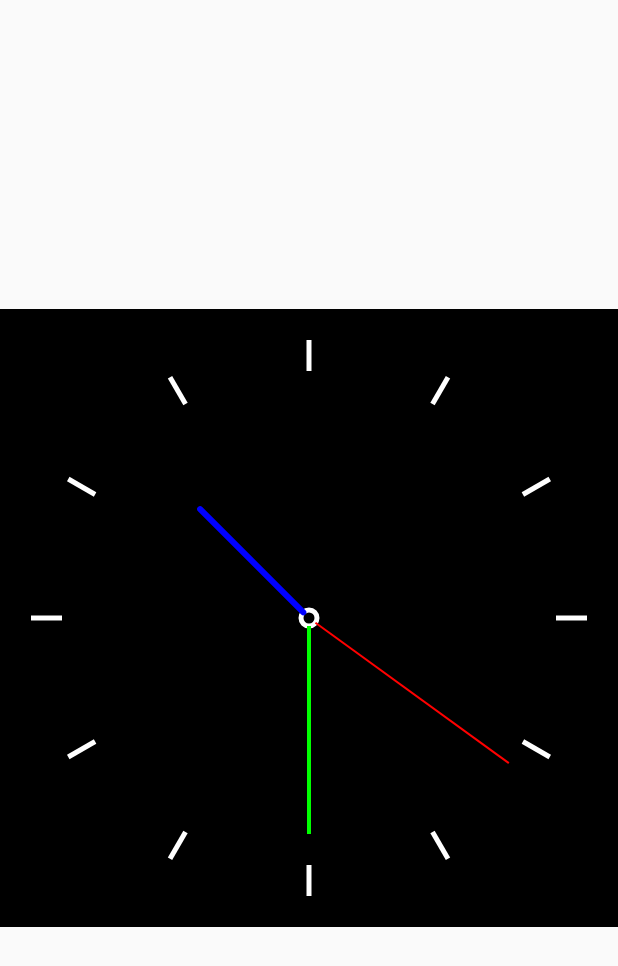
After one commit to CantonTower/CustomView, an Android app: the WatchFaceActivity screen opened directly, with no data from a screen before it, on a phone screen of 412 x 824 dp. The commit adds this screen. Shown: the top 966 px of the screen. Run offline under Robolectric (Android 15) with nearby library versions, the phone set to English and light mode, and no system bars.

Commit message:
自定义View2020/08/30完结

```diff
--- a/app/src/main/AndroidManifest.xml
+++ b/app/src/main/AndroidManifest.xml
@@ -29,6 +29,7 @@
             android:theme="@style/Theme.AppCompat.NoActionBar"/>
         <activity android:name=".flow.FlowActivity"/>
         <activity android:name=".slide.SlideMenuActivity"/>
+        <activity android:name=".watchface.WatchFaceActivity"/>
 
     </application>
 
--- a/app/src/main/java/com/longrise/androidcustomviewdemo/MainActivity.java
+++ b/app/src/main/java/com/longrise/androidcustomviewdemo/MainActivity.java
@@ -10,11 +10,13 @@ import androidx.appcompat.app.AppCompatActivity;
 import com.longrise.androidcustomviewdemo.inputnumber.InputNumberActivity;
 import com.longrise.androidcustomviewdemo.loginpage.LoginActivity;
 import com.longrise.androidcustomviewdemo.slide.SlideMenuActivity;
+import com.longrise.androidcustomviewdemo.watchface.WatchFaceActivity;
 
 public class MainActivity extends AppCompatActivity implements View.OnClickListener {
     private Button mbtnCounter;
     private Button mbtnLogin;
     private Button mbtnSlideMenu;
+    private Button mbtnWatchFace;
 
     @Override
     protected void onCreate(Bundle savedInstanceState) {
@@ -27,10 +29,12 @@ public class MainActivity extends AppCompatActivity implements View.OnClickListe
         mbtnCounter = findViewById(R.id.btn_counter);
         mbtnLogin = findViewById(R.id.btn_login);
         mbtnSlideMenu = findViewById(R.id.btn_slide_menu);
+        mbtnWatchFace = findViewById(R.id.btn_watch_face);
 
         mbtnCounter.setOnClickListener(this);
         mbtnLogin.setOnClickListener(this);
         mbtnSlideMenu.setOnClickListener(this);
+        mbtnWatchFace.setOnClickListener(this);
     }
 
     @Override
@@ -45,6 +49,9 @@ public class MainActivity extends AppCompatActivity implements View.OnClickListe
             case R.id.btn_slide_menu:
                 startActivity(new Intent(this, SlideMenuActivity.class));
                 break;
+            case R.id.btn_watch_face:
+                startActivity(new Intent(this, WatchFaceActivity.class));
+                break;
         }
     }
 }
--- /dev/null
+++ b/app/src/main/java/com/longrise/androidcustomviewdemo/watchface/WatchFaceActivity.java
@@ -0,0 +1,17 @@
+package com.longrise.androidcustomviewdemo.watchface;
+
+import android.app.Activity;
+import android.os.Bundle;
+
+import androidx.annotation.Nullable;
+
+import com.longrise.androidcustomviewdemo.R;
+
+public class WatchFaceActivity extends Activity {
+
+    @Override
+    protected void onCreate(@Nullable Bundle savedInstanceState) {
+        super.onCreate(savedInstanceState);
+        setContentView(R.layout.activity_watch_face);
+    }
+}
--- /dev/null
+++ b/app/src/main/java/com/longrise/androidcustomviewdemo/watchface/WatchFaceView.java
@@ -0,0 +1,269 @@
+package com.longrise.androidcustomviewdemo.watchface;
+
+import android.content.Context;
+import android.content.res.TypedArray;
+import android.graphics.Bitmap;
+import android.graphics.BitmapFactory;
+import android.graphics.Canvas;
+import android.graphics.Color;
+import android.graphics.Paint;
+import android.graphics.Rect;
+import android.util.AttributeSet;
+import android.util.Log;
+import android.view.View;
+
+import androidx.annotation.Nullable;
+
+import com.longrise.androidcustomviewdemo.R;
+import com.longrise.androidcustomviewdemo.utils.SizeUtils;
+
+import java.util.Calendar;
+import java.util.TimeZone;
+
+public class WatchFaceView extends View {
+    private int mSecondColor;
+    private int mMinuteColor;
+    private int mHourColor;
+    private int mScaleColor;
+    private int mWatchFaceBgId;
+    private Bitmap mBgImage = null;
+    private Calendar mCalendar;
+
+    private Paint mSecondPaint; // 秒针
+    private Paint mMinutePaint; // 分针
+    private Paint mHourPaint; // 时针
+    private Paint mScalePaint; // 刻度
+
+    private int mWidth;
+    private int mHeight;
+    private Rect mSrcRect;
+    private Rect mDesRect;
+    private boolean mIsUpdate = false;
+    private final int CENTER_RADIUS = SizeUtils.dp2px(5);
+
+    public WatchFaceView(Context context) {
+        this(context, null);
+    }
+
+    public WatchFaceView(Context context, @Nullable AttributeSet attrs) {
+        this(context, attrs, 0);
+    }
+
+    public WatchFaceView(Context context, @Nullable AttributeSet attrs, int defStyleAttr) {
+        super(context, attrs, defStyleAttr);
+        // 获取相关属性
+        initAttrs(context, attrs);
+        // 获取日历实例
+        mCalendar = Calendar.getInstance();
+        // 设置时区
+        mCalendar.setTimeZone(TimeZone.getDefault());
+        // 创建画笔
+        initPaint();
+    }
+
+    private void initAttrs(Context context, AttributeSet attrs) {
+        TypedArray a = context.obtainStyledAttributes(attrs, R.styleable.WatchFaceView);
+        mSecondColor = a.getColor(R.styleable.WatchFaceView_secondColor, getResources().getColor(R.color.secondDefaultColor));
+        mMinuteColor = a.getColor(R.styleable.WatchFaceView_minuteColor, getResources().getColor(R.color.minuteDefaultColor));
+        mHourColor = a.getColor(R.styleable.WatchFaceView_hourColor, getResources().getColor(R.color.hourDefaultColor));
+        mScaleColor = a.getColor(R.styleable.WatchFaceView_scaleColor, getResources().getColor(R.color.scaleDefaultColor));
+        mWatchFaceBgId = a.getResourceId(R.styleable.WatchFaceView_watchFaceBg, -1);
+        if (mWatchFaceBgId != -1) {
+            mBgImage = BitmapFactory.decodeResource(getResources(), mWatchFaceBgId);
+        }
+        a.recycle();
+    }
+
+    private void initPaint() {
+        // 秒针
+        mSecondPaint = new Paint();
+        mSecondPaint.setColor(mSecondColor); // 设置画笔颜色
+        mSecondPaint.setStyle(Paint.Style.STROKE); // 画直线
+        mSecondPaint.setStrokeWidth(2f); // 设置画笔宽度
+        mSecondPaint.setAntiAlias(true); // 设置抗锯齿
+        // 分针
+        mMinutePaint = new Paint();
+        mMinutePaint.setColor(mMinuteColor);
+        mMinutePaint.setStyle(Paint.Style.STROKE);
+        mMinutePaint.setStrokeWidth(4f);
+        mMinutePaint.setAntiAlias(true);
+        // 时针
+        mHourPaint = new Paint();
+        mHourPaint.setColor(mHourColor);
+        mHourPaint.setStyle(Paint.Style.STROKE);
+        mHourPaint.setStrokeWidth(6f);
+        mHourPaint.setStrokeCap(Paint.Cap.ROUND);
+        mHourPaint.setAntiAlias(true);
+        // 刻度
+        mScalePaint = new Paint();
+        mScalePaint.setColor(mScaleColor);
+        mScalePaint.setStyle(Paint.Style.STROKE);
+        mScalePaint.setStrokeWidth(5f);
+        mScalePaint.setAntiAlias(true);
+    }
+
+    @Override
+    protected void onMeasure(int widthMeasureSpec, int heightMeasureSpec) {
+        // 测量自己(没有子view,只能测量自己)
+        int widthMode = MeasureSpec.getMode(widthMeasureSpec);
+        int widthSize = MeasureSpec.getSize(widthMeasureSpec);
+        int heightMode = MeasureSpec.getMode(heightMeasureSpec);
+        int heightSize = MeasureSpec.getSize(heightMeasureSpec);
+        // 减去外边距
+        int widthTargetSize = widthSize - getPaddingLeft() - getPaddingRight();
+        int heightTargetSize = heightSize - getPaddingTop() - getPaddingBottom();
+        // 判断大小，取小的值
+        int targetSize = Math.min(widthTargetSize, heightTargetSize);
+        setMeasuredDimension(targetSize, targetSize);
+        // 初始化Rect
+        initRect();
+    }
+
+    private void initRect() {
+        mWidth = getMeasuredWidth();
+        mHeight = getMeasuredHeight();
+        if (mBgImage == null) {
+            return;
+        }
+        // 源坑-->从图片中截取，如果跟图片大小一样，那么就截取图片所有内容
+        mSrcRect = new Rect();
+        mSrcRect.top = 0;
+        mSrcRect.left = 0;
+        mSrcRect.right = mBgImage.getWidth();
+        mSrcRect.bottom = mBgImage.getHeight();
+        // 目标坑-->要填放源内容的地方
+        mDesRect = new Rect();
+        mDesRect.left = 0;
+        mDesRect.top = 0;
+        mDesRect.right = mWidth;
+        mDesRect.bottom = mHeight;
+    }
+
+    @Override
+    protected void onAttachedToWindow() {
+        super.onAttachedToWindow();
+        mIsUpdate = true;
+        post(new Runnable() {
+            @Override
+            public void run() {
+                if (mIsUpdate) {
+                    invalidate();
+                    postDelayed(this, 1000);
+                } else {
+                    removeCallbacks(this);
+                }
+            }
+        });
+    }
+
+    @Override
+    protected void onDetachedFromWindow() {
+        super.onDetachedFromWindow();
+        mIsUpdate = false;
+    }
+
+    @Override
+    protected void onDraw(Canvas canvas) {
+        long currentMillis = System.currentTimeMillis();
+        mCalendar.setTimeInMillis(currentMillis);
+
+        // 绘制背景
+        drawBackground(canvas);
+
+        // 半径
+        int radius = (int) (mWidth / 2f);
+        // 内环半径
+        int innerR = (int) (mWidth / 2 * 0.8f);
+        // 外环半径
+        int outerR = (int) (mWidth / 2 * 0.9f);
+
+        // 绘制刻度(方法一)
+//        drawScale01(canvas, radius, innerR, outerR);
+        // 绘制刻度(方法二)
+        drawScale02(canvas, radius, innerR, outerR);
+
+        int hourValue = mCalendar.get(Calendar.HOUR);
+        int minuteValue = mCalendar.get(Calendar.MINUTE);
+        int secondValue = mCalendar.get(Calendar.SECOND);
+        // 绘制时针
+        drawHourLine(canvas, radius, hourValue, minuteValue);
+        // 绘制分针
+        drawMinuteLine(canvas, radius, minuteValue);
+        // 绘制秒针
+        drawSecondLine(canvas, radius, secondValue);
+    }
+
+    private void drawHourLine(Canvas canvas, int radius, int hourValue, int minuteValue) {
+        int hourRadius = (int) (radius * 0.5f); // 时针长度
+        float hourOffsetRotate = minuteValue / 2; // 分钟导致时针的偏转角度
+        float hourRotate = hourValue * 30 + hourOffsetRotate; // 时针的偏转角度
+        canvas.save();
+        canvas.rotate(hourRotate, radius, radius);
+        canvas.drawLine(radius, radius - hourRadius, radius, radius - CENTER_RADIUS, mHourPaint);
+        canvas.restore();
+    }
+
+    private void drawMinuteLine(Canvas canvas, int radius, int minuteValue) {
+        int minuteRadius = (int) (radius * 0.7f); // 分针长度
+        float minuteRotate = minuteValue * 6f;
+        canvas.save();
+        canvas.rotate(minuteRotate, radius, radius);
+        canvas.drawLine(radius, radius - minuteRadius, radius, radius - CENTER_RADIUS, mMinutePaint);
+        canvas.restore();
+    }
+
+    private void drawSecondLine(Canvas canvas, int radius, int secondValue) {
+        int secondRadius = (int) (radius * 0.8f); // 秒针长度
+        float secondRotate = secondValue * 6f;
+        canvas.save();
+        canvas.rotate(secondRotate, radius, radius);
+        canvas.drawLine(radius, radius - secondRadius, radius, radius - CENTER_RADIUS, mSecondPaint);
+        canvas.restore();
+    }
+
+    /**
+     * 绘制刻度的方法二：(使用旋转)
+     */
+    private void drawScale02(Canvas canvas, int radius, int innerR, int outerR) {
+        // 画中间的圆圈
+        canvas.drawCircle(radius, radius, CENTER_RADIUS, mScalePaint);
+
+        // 画刻度盘
+        canvas.save();
+        for (int i = 0; i < 12; i++) {
+            canvas.drawLine(radius, radius - outerR, radius, radius - innerR, mScalePaint);
+            canvas.rotate(30, radius, radius); // 以圆点为中心，旋转30度
+        }
+        canvas.restore();
+    }
+
+    private void drawBackground(Canvas canvas) {
+        canvas.drawColor(Color.parseColor("#000000"));
+        if (mBgImage != null) {
+            // 显示背景图片
+//            canvas.drawBitmap(mBgImage, mSrcRect, mDesRect, mSecondPaint);
+        }
+    }
+
+    /**
+     * 绘制刻度的方法一：(使用三角函数)
+     */
+    private void drawScale01(Canvas canvas, int radius, int innerR, int outerR) {
+        for (int i = 0; i < 12; i++) {
+            // 角度
+            double th = i * (Math.PI * 2 / 12);
+            // 内环
+            int innerB = (int) (Math.cos(th) * innerR);
+            int innerX = mHeight / 2 - innerB;
+            int innerA = (int) (innerR * Math.sin(th));
+            int innerY = mWidth / 2 + innerA;
+            // 外环
+            int outerB = (int) (Math.cos(th) * outerR);
+            int outerX = mHeight / 2 - outerB;
+            int outerA = (int) (outerR * Math.sin((th)));
+            int outerY = mWidth / 2 + outerA;
+            canvas.drawLine(innerX, innerY, outerX, outerY, mScalePaint);
+        }
+    }
+
+}
--- a/app/src/main/res/layout/activity_main.xml
+++ b/app/src/main/res/layout/activity_main.xml
@@ -27,4 +27,11 @@
         android:text="滑动菜单"
         />
 
+    <Button
+        android:id="@+id/btn_watch_face"
+        android:layout_width="match_parent"
+        android:layout_height="wrap_content"
+        android:text="表"
+        />
+
 </LinearLayout>
--- /dev/null
+++ b/app/src/main/res/layout/activity_watch_face.xml
@@ -0,0 +1,15 @@
+<?xml version="1.0" encoding="utf-8"?>
+<LinearLayout xmlns:android="http://schemas.android.com/apk/res/android"
+    android:layout_width="match_parent"
+    android:layout_height="match_parent"
+    xmlns:SOB="http://schemas.android.com/apk/res-auto"
+    android:gravity="center"
+    android:orientation="vertical">
+
+    <com.longrise.androidcustomviewdemo.watchface.WatchFaceView
+        android:layout_width="match_parent"
+        android:layout_height="wrap_content"
+        SOB:watchFaceBg="@mipmap/icon_watch_face_bg"
+        />
+
+</LinearLayout>
--- a/app/src/main/res/values/attrs.xml
+++ b/app/src/main/res/values/attrs.xml
@@ -35,4 +35,12 @@
         </attr>
     </declare-styleable>
 
+    <declare-styleable name="WatchFaceView">
+        <attr name="secondColor" format="color"/>
+        <attr name="minuteColor" format="color"/>
+        <attr name="hourColor" format="color"/>
+        <attr name="scaleColor" format="color"/>
+        <attr name="watchFaceBg" format="reference"/>
+    </declare-styleable>
+
 </resources>
--- a/app/src/main/res/values/colors.xml
+++ b/app/src/main/res/values/colors.xml
@@ -10,4 +10,10 @@
 
     <color name="text_gray">#888585</color>
     <color name="text_gray_press">#99888585</color>
+
+    <!--  watch face color list  -->
+    <color name="secondDefaultColor">#ff0000</color>
+    <color name="minuteDefaultColor">#00ff00</color>
+    <color name="hourDefaultColor">#0000ff</color>
+    <color name="scaleDefaultColor">#ffffff</color>
 </resources>
```
Also changed, not shown: app/src/main/res/mipmap-hdpi/icon_watch_face_bg.jpg (added).
